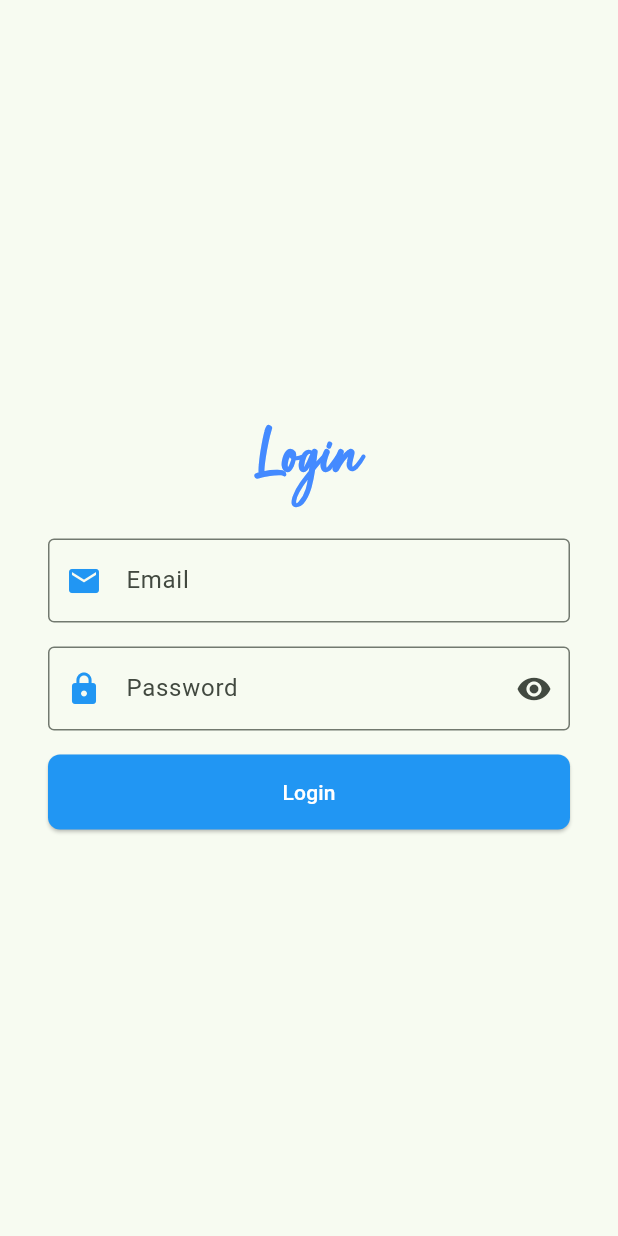
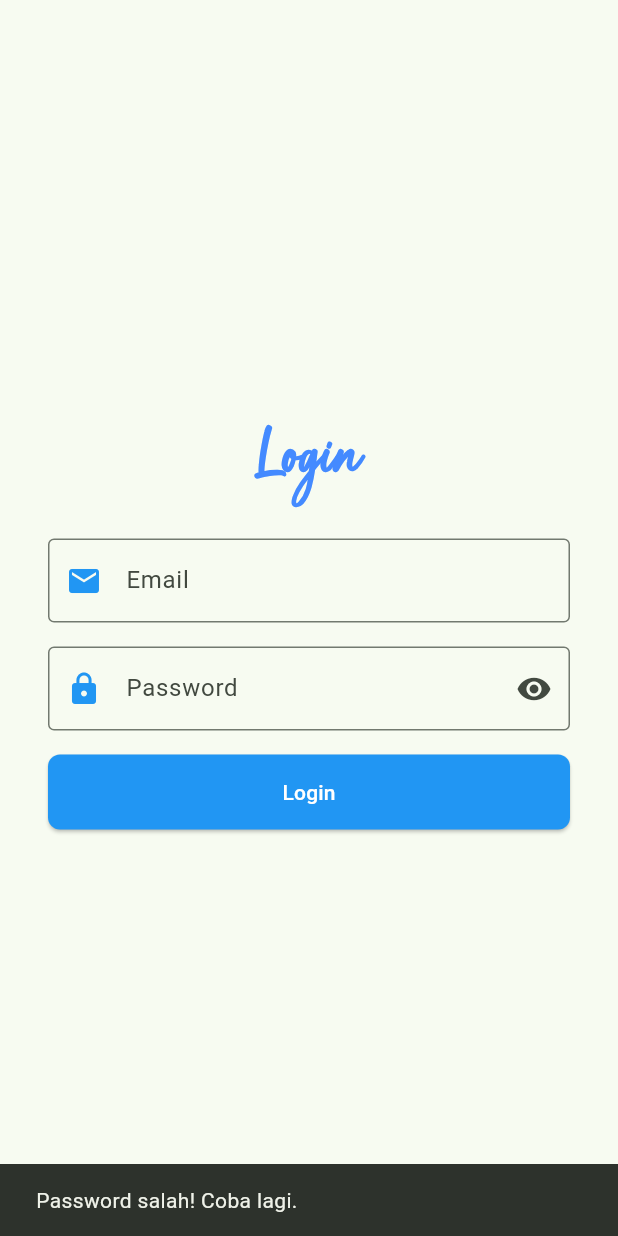
Before and after one commit to Verryzone/flutter-app, a Flutter app: the Login2screen screen opened directly, after a tap on "Login", on a phone screen of 412 x 824 dp. Run offline on Flutter 3.47's test engine with Material 3 defaults, Android fonts, the phone set to English and light mode, and no system bars.

```diff
--- a/lib/Login2Screen.dart
+++ b/lib/Login2Screen.dart
@@ -1,4 +1,5 @@
 import 'package:flutter/material.dart';
+import 'package:my_first_flutter_app/HomeScreen.dart';
 
 class Login2screen extends StatefulWidget {
   const Login2screen({super.key});
@@ -77,7 +78,37 @@ class _Login2screenState extends State<Login2screen> {
               SizedBox(
                 width: double.infinity,
                 child: ElevatedButton(onPressed: () {
+                  if (_passwordController.text != '123123123') {
+                    ScaffoldMessenger.of(context).showSnackBar(
+                      const SnackBar(
+                        content: Text('Password salah! Coba lagi.'),
+                      ),
+                    );
+                    return;
+                  }
 
+                  Map<String, String> data = {
+                    'email' : _emailController.text,
+                    'password' : _passwordController.text,
+                  };
+
+                  Navigator.push(
+                    context,
+                    PageRouteBuilder(
+                      pageBuilder:(context, animation, secondaryAnimation) => Homescreen(data: data),
+                      transitionsBuilder: (
+                        context,
+                        animation,
+                        secondaryAnimation,
+                        child,
+                      ) {
+                        return FadeTransition(opacity: animation, child: child);
+                      },
+                    ),
+                  );
+                  print(_emailController.text);
+                  print(_passwordController.text);
+                  // Navigator.pushNamed(context, '/home');
                 },
                 style: ElevatedButton.styleFrom(
                   backgroundColor: Colors.blue,
--- a/lib/main.dart
+++ b/lib/main.dart
@@ -22,7 +22,7 @@ class MyApp extends StatelessWidget {
       theme: ThemeData(
         colorScheme: ColorScheme.fromSeed(seedColor: Colors.green),
       ),
-      home: LoginScreen(),
+      home: Login2screen(),
       // initialRoute: '/splash',
       // routes: {
       //   '/login': (context) =>  LoginScreen(),
```
